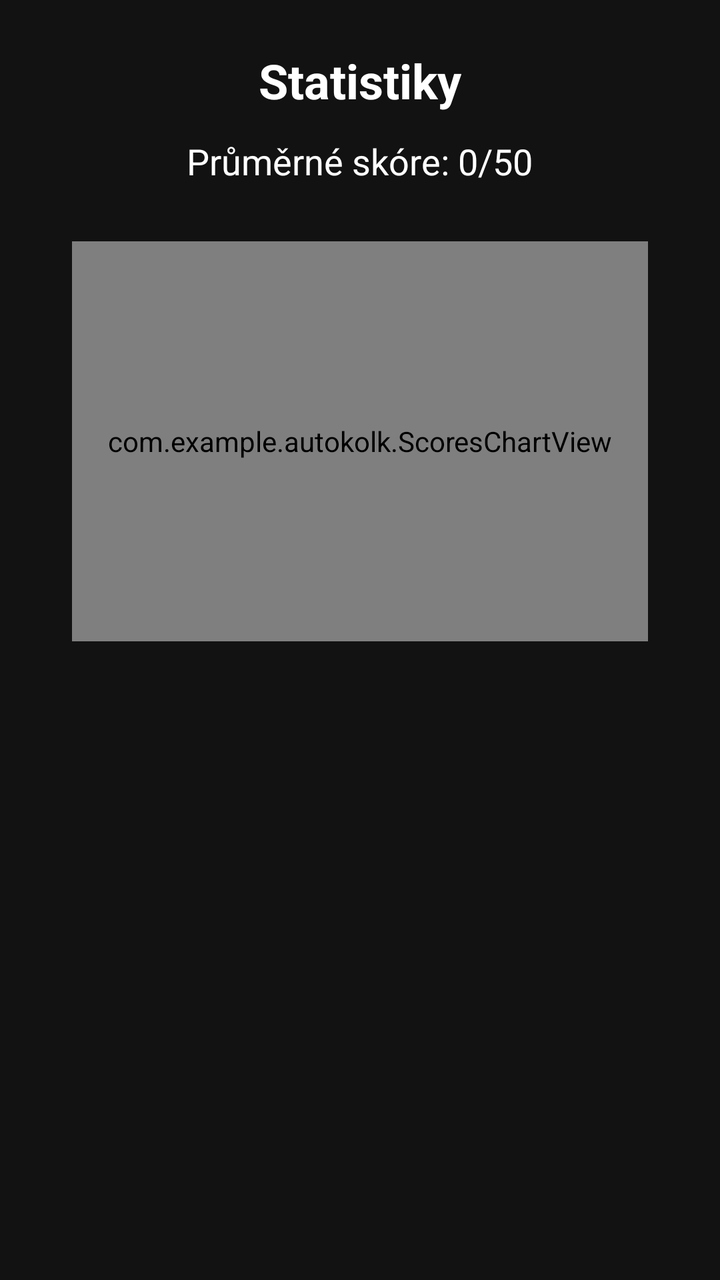
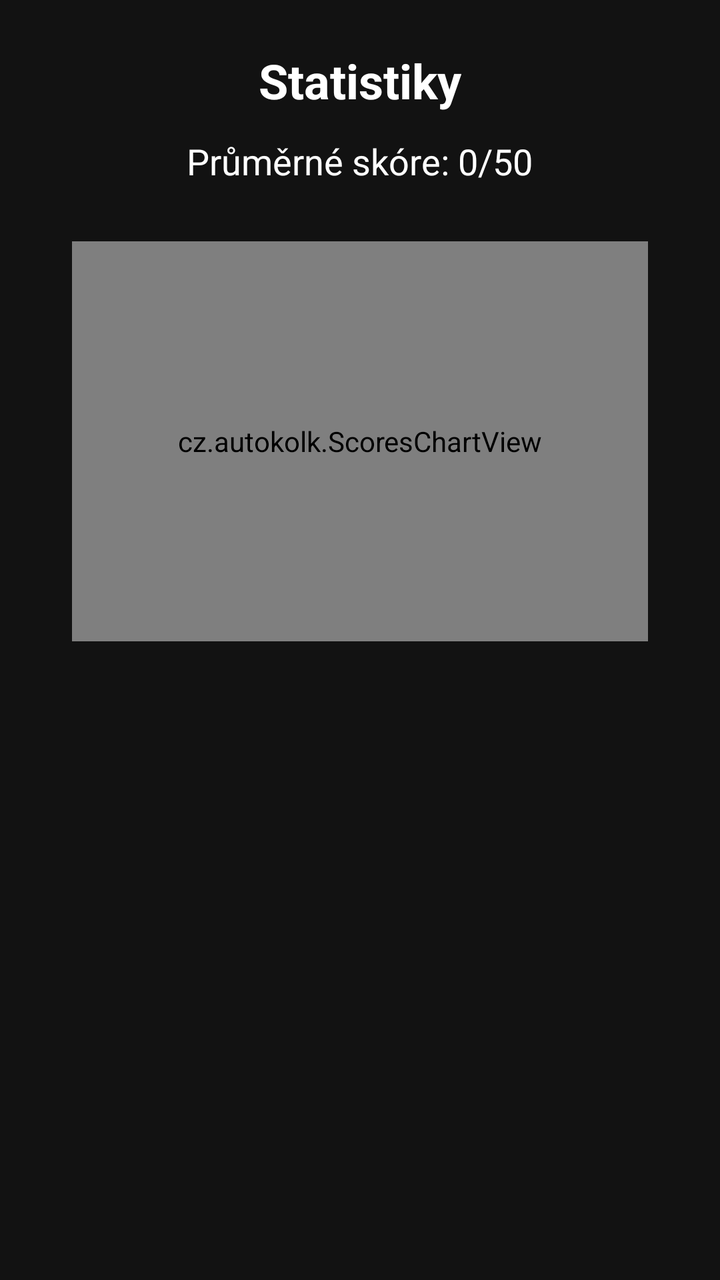

An Android layout rendered at two revisions. The XML below is the earlier revision; the diff shows what the commit changed to produce the second picture.
<!-- AndroidManifest.xml: application theme Theme.Autokolk.NoActionBar -->
<!-- res/layout/activity_test_stats.xml -->
<?xml version="1.0" encoding="utf-8"?>
<LinearLayout xmlns:android="http://schemas.android.com/apk/res/android"
    android:layout_width="match_parent"
    android:layout_height="wrap_content"
    android:orientation="vertical"
    android:gravity="center_horizontal"
    android:paddingTop="24dp"
    android:paddingStart="24dp"
    android:paddingEnd="24dp">

    <TextView
        android:id="@+id/statsTitle"
        android:layout_width="wrap_content"
        android:layout_height="wrap_content"
        android:text="Statistiky"
        android:textColor="@color/text_primary"
        android:textSize="24sp"
        android:textStyle="bold"
        android:layout_marginBottom="12dp" />

    <TextView
        android:id="@+id/avgScoreValue"
        android:layout_width="wrap_content"
        android:layout_height="wrap_content"
        android:text="Průměrné skóre: 0/50"
        android:textColor="@color/text_primary"
        android:textSize="18sp"
        android:layout_marginBottom="12dp" />

    <com.example.autokolk.ScoresChartView
        android:id="@+id/scoresChart"
        android:layout_width="match_parent"
        android:layout_height="200dp"
        android:layout_marginTop="16dp"
        android:layout_marginStart="12dp"
        android:layout_marginEnd="12dp"
        android:layout_marginBottom="16dp"
        android:padding="12dp" />

</LinearLayout>
<!-- resources referenced by this layout -->
<resources>
  <color name="text_primary">#FFFFFF</color>
  <style name="Theme.Autokolk.NoActionBar" parent="Theme.Autokolk">
          <item name="windowActionBar">false</item>
          <item name="windowNoTitle">true</item>
      </style>
  <style name="Theme.Autokolk" parent="Theme.MaterialComponents.DayNight.NoActionBar">
          
          <item name="colorPrimary">@color/primary</item>
          <item name="colorPrimaryVariant">@color/primary_dark</item>
          <item name="colorOnPrimary">@color/white</item>
          
          
          <item name="colorSecondary">@color/secondary</item>
          <item name="colorSecondaryVariant">@color/secondary_dark</item>
          <item name="colorOnSecondary">@color/black</item>
          
          
          <item name="android:statusBarColor">@color/black</item>
          <item name="android:navigationBarColor">@color/black</item>
          <item name="android:windowLightStatusBar">false</item>
          
          
          <item name="android:windowBackground">@color/background</item>
          <item name="colorSurface">@color/surface</item>
          <item name="colorOnSurface">@color/text_primary</item>
          
          
          <item name="colorControlHighlight">@color/button_pressed</item>
          
          
          <item name="android:textColorPrimary">@color/text_primary</item>
          <item name="android:textColorSecondary">@color/text_secondary</item>
          
          
          <item name="materialButtonStyle">@style/Widget.Autokolk.Button</item>
      </style>
  <color name="primary">#2196F3</color>
  <color name="primary_dark">#1976D2</color>
  <color name="white">#FFFFFFFF</color>
  <color name="secondary">#FFC107</color>
  <color name="secondary_dark">#FFA000</color>
  <color name="black">#FF000000</color>
  <color name="background">#121212</color>
  <color name="surface">#FF4CAF50</color>
  <color name="button_pressed">#4D666666</color>
  <color name="text_secondary">#B3FFFFFF</color>
  <style name="Widget.Autokolk.Button" parent="Widget.MaterialComponents.Button">
          <item name="backgroundTint">@color/button_normal</item>
          <item name="android:textColor">@color/text_primary</item>
          <item name="rippleColor">@color/button_pressed</item>
          <item name="cornerRadius">8dp</item>
          <item name="android:letterSpacing">0.025</item>
          <item name="android:textAllCaps">false</item>
      </style>
  <color name="button_normal">#2196F3</color>
</resources>

<!-- the commit's change to res/layout/activity_test_stats.xml (unified diff, before → after) -->
@@ -27,7 +27,7 @@
         android:textSize="18sp"
         android:layout_marginBottom="12dp" />
 
-    <com.example.autokolk.ScoresChartView
+    <cz.autokolk.ScoresChartView
         android:id="@+id/scoresChart"
         android:layout_width="match_parent"
         android:layout_height="200dp"
